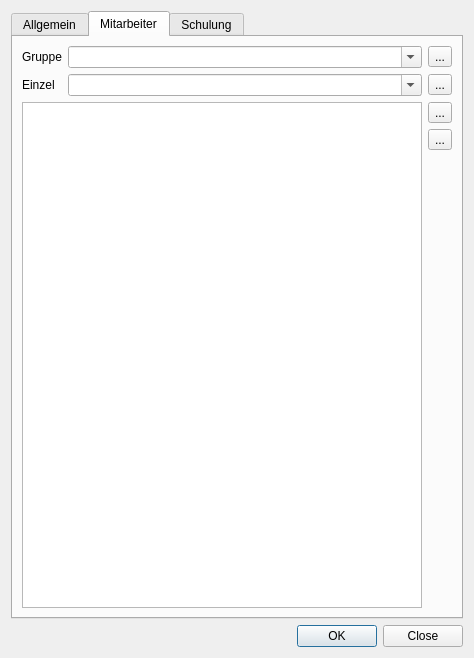
Christian-Kr/QualificationMatrix, file ui/qmsigninglistdialog.ui: the form before one commit.
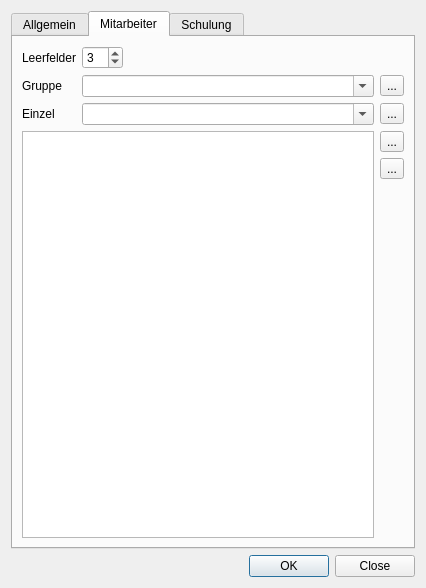
The form after the commit. The open tabs and pages were chosen to show the change. Icons and pictures are not drawn.

Commit message: Add possibility for empty rows in signing document

```diff
--- a/ui/qmsigninglistdialog.ui
+++ b/ui/qmsigninglistdialog.ui
@@ -6,15 +6,15 @@
    <rect>
     <x>0</x>
     <y>0</y>
-    <width>474</width>
-    <height>658</height>
+    <width>426</width>
+    <height>588</height>
    </rect>
   </property>
   <property name="windowTitle">
    <string>Unterschriftenliste erstellen</string>
   </property>
-  <layout class="QVBoxLayout" name="verticalLayout_7">
-   <item>
+  <layout class="QGridLayout" name="gridLayout_2">
+   <item row="0" column="0">
     <widget class="QTabWidget" name="twGroups">
      <property name="currentIndex">
       <number>2</number>
@@ -110,94 +110,96 @@
       <attribute name="title">
        <string>Mitarbeiter</string>
       </attribute>
-      <layout class="QVBoxLayout" name="verticalLayout_5">
-       <item>
         <layout class="QGridLayout" name="gridLayout">
-         <item row="2" column="0" colspan="2">
-          <widget class="QListWidget" name="lwEmployees">
-           <property name="sizePolicy">
-            <sizepolicy hsizetype="Expanding" vsizetype="Preferred">
-             <horstretch>0</horstretch>
-             <verstretch>0</verstretch>
-            </sizepolicy>
-           </property>
-          </widget>
-         </item>
-         <item row="1" column="2">
-          <widget class="QToolButton" name="tbAddEmployee">
+       <item row="0" column="0">
+        <widget class="QLabel" name="label_2">
            <property name="text">
-            <string>...</string>
-           </property>
-           <property name="icon">
-            <iconset resource="../icons.qrc">
-             <normaloff>:/icons/icons/list-add.svg</normaloff>:/icons/icons/list-add.svg</iconset>
+          <string>Leerfelder</string>
+         </property>
+        </widget>
+       </item>
+       <item row="0" column="1">
+        <layout class="QHBoxLayout" name="horizontalLayout">
+         <item>
+          <widget class="QSpinBox" name="spEmpty">
+           <property name="value">
+            <number>3</number>
            </property>
-           <property name="iconSize">
+          </widget>
+         </item>
+         <item>
+          <spacer name="horizontalSpacer">
+           <property name="orientation">
+            <enum>Qt::Horizontal</enum>
+           </property>
+           <property name="sizeHint" stdset="0">
             <size>
-             <width>22</width>
-             <height>22</height>
+             <width>40</width>
+             <height>20</height>
             </size>
            </property>
-          </widget>
+          </spacer>
          </item>
-         <item row="1" column="1">
-          <widget class="QComboBox" name="cbSingleEmployee">
-           <property name="sizePolicy">
-            <sizepolicy hsizetype="Expanding" vsizetype="Fixed">
-             <horstretch>0</horstretch>
-             <verstretch>0</verstretch>
-            </sizepolicy>
-           </property>
-           <property name="editable">
-            <bool>true</bool>
-           </property>
-           <property name="maxVisibleItems">
-            <number>20</number>
-           </property>
-           <property name="insertPolicy">
-            <enum>QComboBox::NoInsert</enum>
-           </property>
-           <property name="sizeAdjustPolicy">
-            <enum>QComboBox::AdjustToMinimumContentsLength</enum>
-           </property>
-           <property name="minimumContentsLength">
-            <number>20</number>
-           </property>
-          </widget>
-         </item>
-         <item row="0" column="0">
+        </layout>
+       </item>
+       <item row="1" column="0">
           <widget class="QLabel" name="label_3">
            <property name="text">
             <string>Gruppe</string>
            </property>
           </widget>
          </item>
-         <item row="1" column="0">
+       <item row="1" column="1">
+        <widget class="QComboBox" name="cbEmployeeGroup">
+         <property name="sizePolicy">
+          <sizepolicy hsizetype="Expanding" vsizetype="Fixed">
+           <horstretch>0</horstretch>
+           <verstretch>0</verstretch>
+          </sizepolicy>
+         </property>
+         <property name="editable">
+          <bool>true</bool>
+         </property>
+         <property name="maxVisibleItems">
+          <number>20</number>
+         </property>
+         <property name="insertPolicy">
+          <enum>QComboBox::NoInsert</enum>
+         </property>
+         <property name="sizeAdjustPolicy">
+          <enum>QComboBox::AdjustToMinimumContentsLength</enum>
+         </property>
+         <property name="minimumContentsLength">
+          <number>20</number>
+         </property>
+        </widget>
+       </item>
+       <item row="1" column="2">
+        <widget class="QToolButton" name="tbAddEmployeeFromGroup">
+         <property name="text">
+          <string>...</string>
+         </property>
+         <property name="icon">
+          <iconset resource="../icons.qrc">
+           <normaloff>:/icons/icons/list-add.svg</normaloff>:/icons/icons/list-add.svg</iconset>
+         </property>
+         <property name="iconSize">
+          <size>
+           <width>22</width>
+           <height>22</height>
+          </size>
+         </property>
+        </widget>
+       </item>
+       <item row="2" column="0">
           <widget class="QLabel" name="label_4">
            <property name="text">
             <string>Einzel</string>
            </property>
           </widget>
          </item>
-         <item row="0" column="2">
-          <widget class="QToolButton" name="tbAddEmployeeFromGroup">
-           <property name="text">
-            <string>...</string>
-           </property>
-           <property name="icon">
-            <iconset resource="../icons.qrc">
-             <normaloff>:/icons/icons/list-add.svg</normaloff>:/icons/icons/list-add.svg</iconset>
-           </property>
-           <property name="iconSize">
-            <size>
-             <width>22</width>
-             <height>22</height>
-            </size>
-           </property>
-          </widget>
-         </item>
-         <item row="0" column="1">
-          <widget class="QComboBox" name="cbEmployeeGroup">
+       <item row="2" column="1">
+        <widget class="QComboBox" name="cbSingleEmployee">
            <property name="sizePolicy">
             <sizepolicy hsizetype="Expanding" vsizetype="Fixed">
              <horstretch>0</horstretch>
@@ -222,6 +224,33 @@
           </widget>
          </item>
          <item row="2" column="2">
+        <widget class="QToolButton" name="tbAddEmployee">
+         <property name="text">
+          <string>...</string>
+         </property>
+         <property name="icon">
+          <iconset resource="../icons.qrc">
+           <normaloff>:/icons/icons/list-add.svg</normaloff>:/icons/icons/list-add.svg</iconset>
+         </property>
+         <property name="iconSize">
+          <size>
+           <width>22</width>
+           <height>22</height>
+          </size>
+         </property>
+        </widget>
+       </item>
+       <item row="3" column="0" colspan="2">
+        <widget class="QListWidget" name="lwEmployees">
+         <property name="sizePolicy">
+          <sizepolicy hsizetype="Expanding" vsizetype="Preferred">
+           <horstretch>0</horstretch>
+           <verstretch>0</verstretch>
+          </sizepolicy>
+         </property>
+        </widget>
+       </item>
+       <item row="3" column="2">
           <layout class="QVBoxLayout" name="verticalLayout_3">
            <item>
             <widget class="QToolButton" name="tbRemoveEmployee">
@@ -273,8 +302,6 @@
           </layout>
          </item>
         </layout>
-       </item>
-      </layout>
      </widget>
      <widget class="QWidget" name="taTraining">
       <attribute name="title">
@@ -331,7 +358,7 @@
      </widget>
     </widget>
    </item>
-   <item>
+   <item row="1" column="0">
     <widget class="QDialogButtonBox" name="buttonBox">
      <property name="orientation">
       <enum>Qt::Horizontal</enum>
```
Left out of the diff: 2 changed lines with no effect on the pictures. Lines whose indentation alone changed are shown as unchanged. The commit also changes 3 other files.
